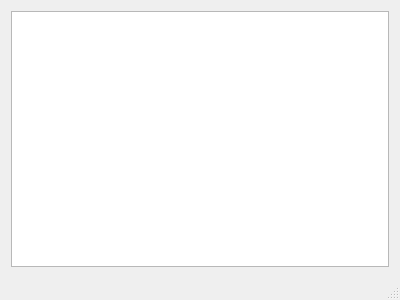
Old version of the form source/MainWindow.ui in the repository StarWarsCCG/HumanCyborgRelations.
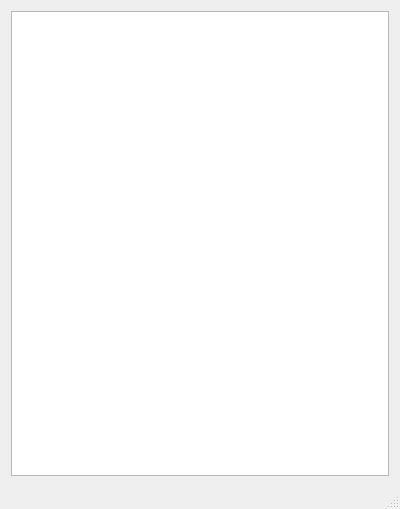
New version of the form.

Commit message: Color coded card list.

Patch:
```diff
--- a/source/MainWindow.ui
+++ b/source/MainWindow.ui
@@ -7,7 +7,7 @@
     <x>0</x>
     <y>0</y>
     <width>400</width>
-    <height>300</height>
+    <height>509</height>
    </rect>
   </property>
   <property name="windowTitle">
@@ -16,7 +16,7 @@
   <widget class="QWidget" name="centralWidget">
    <layout class="QVBoxLayout" name="verticalLayout">
     <item>
-     <widget class="QTableView" name="tableView"/>
+     <widget class="QListWidget" name="cardListWidget"/>
     </item>
    </layout>
   </widget>
```
Left out of the diff: 2 changed lines with no effect on the pictures. The commit also changes 2 other files.
